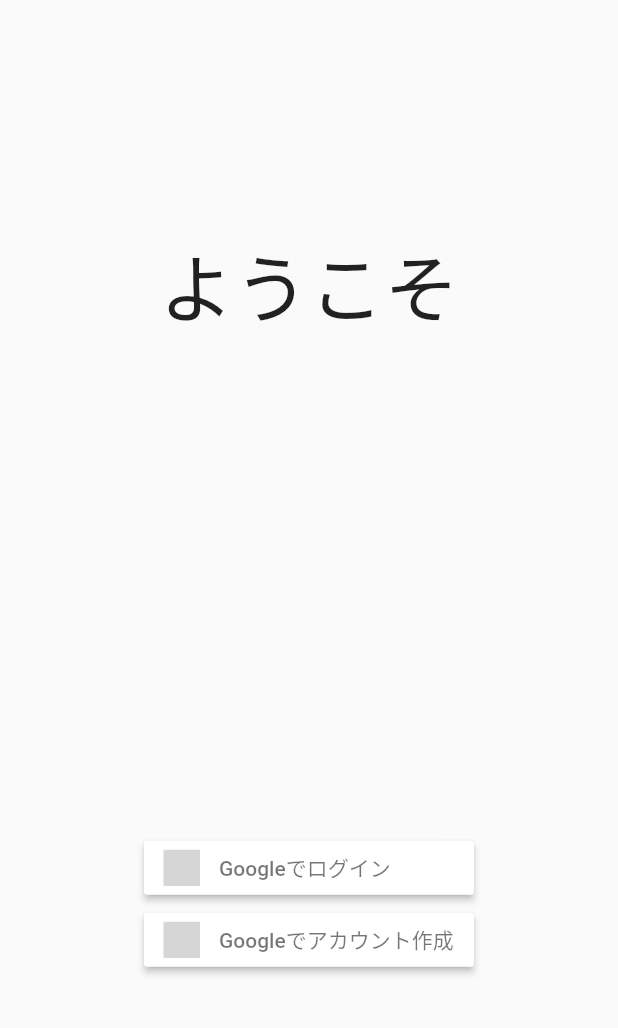
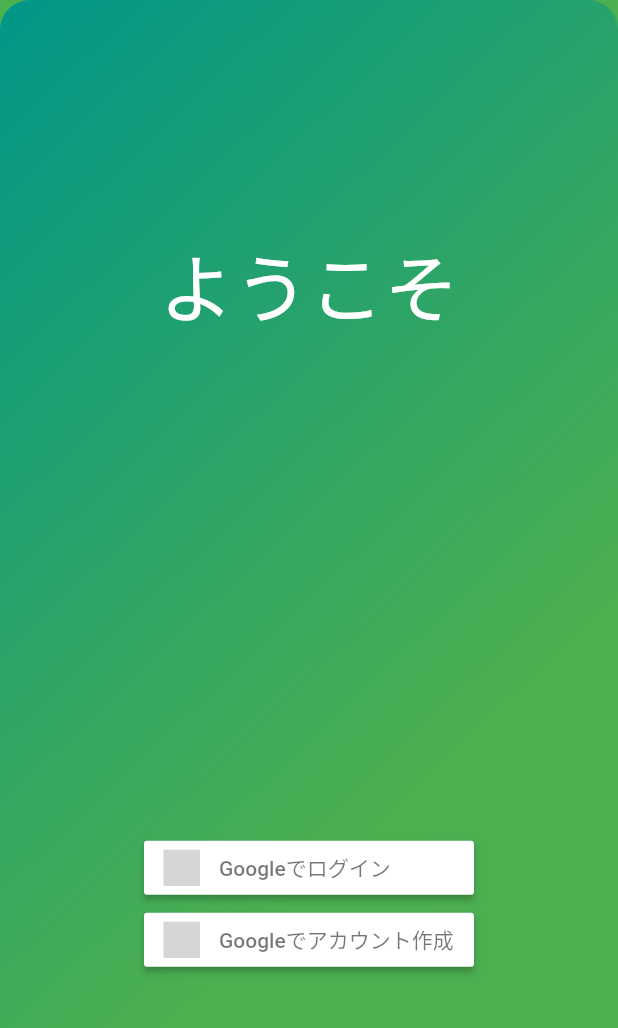
Before and after one commit to ShoyaSuzuki-bst/kakeibo_app, a Flutter app: the screen it shows after launch, on a phone screen of 412 x 824 dp. Shown: the top 1028 px of the screen. Run offline on Flutter 3.47's test engine with Material 2 defaults, Android fonts, the phone set to English and light mode, and no system bars; our stand-ins replace firebase_auth, firebase_core, flutter_signin_button, google_mobile_ads, google_sign_in; accounts and stored records are empty; grey boxes are pictures that could not be loaded.

Commit message:
ログイン画面の色変更

```diff
--- a/lib/pages/login_page.dart
+++ b/lib/pages/login_page.dart
@@ -125,13 +125,26 @@ class _LoginPage extends State<LoginPage> {
   @override
   Widget build(BuildContext context) {
     return Scaffold(
+      backgroundColor: Theme.of(context).primaryColor,
       body: ClipRect(
         child: Stack(
           fit: StackFit.expand,
           overflow: Overflow.clip,
           children: <Widget>[
             OverlayLoadingMolecules(isVisible: _isLoading),
-            Center(
+            Container(
+              decoration: BoxDecoration(
+                borderRadius: BorderRadius.circular(20.0),
+                gradient: const LinearGradient(
+                  begin: Alignment.topLeft,
+                  end: Alignment(0.9, 0.0),
+                  colors: [
+                    Colors.teal,
+                    Colors.green,
+                  ],
+                ),
+              ),
+              child: Center(
                 child: Column(
                   mainAxisAlignment: MainAxisAlignment.spaceAround,
                   children: <Widget>[
@@ -140,6 +153,7 @@ class _LoginPage extends State<LoginPage> {
                         'ようこそ',
                         style: TextStyle(
                           fontSize: 50,
+                          color: Colors.white,
                         ),
                       ),
                     ),
@@ -164,6 +178,7 @@ class _LoginPage extends State<LoginPage> {
                   ],
                 ),
               ),
+            ),
           ],
         ),
       ),
```
Lines whose indentation alone changed are shown as unchanged.
